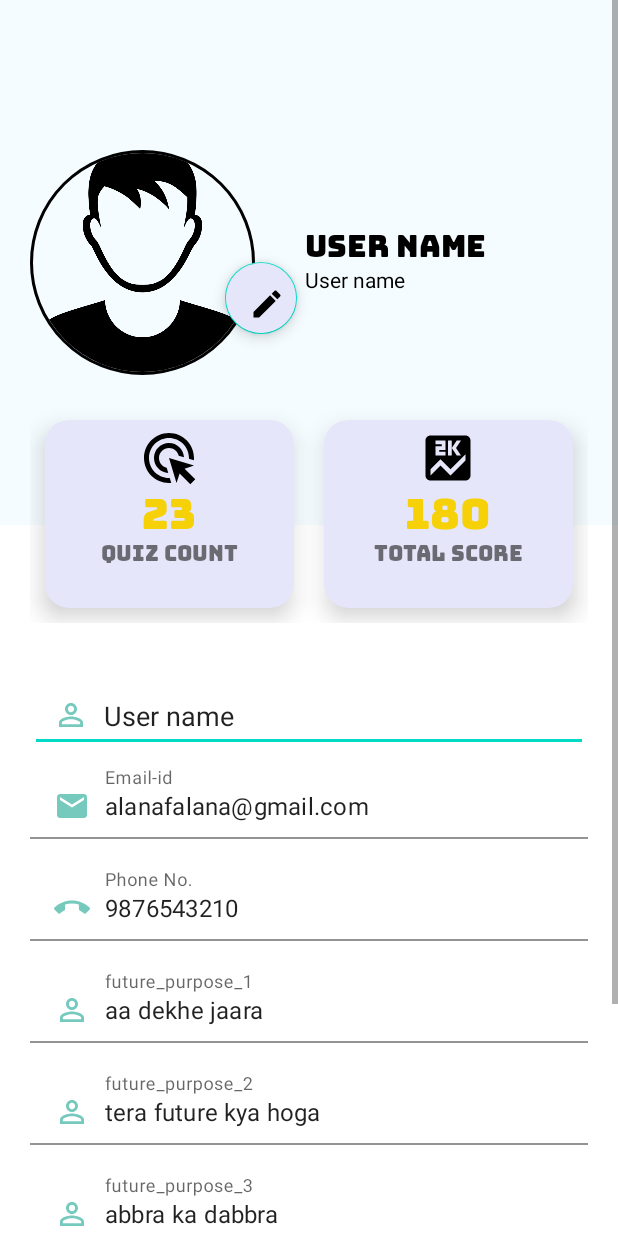
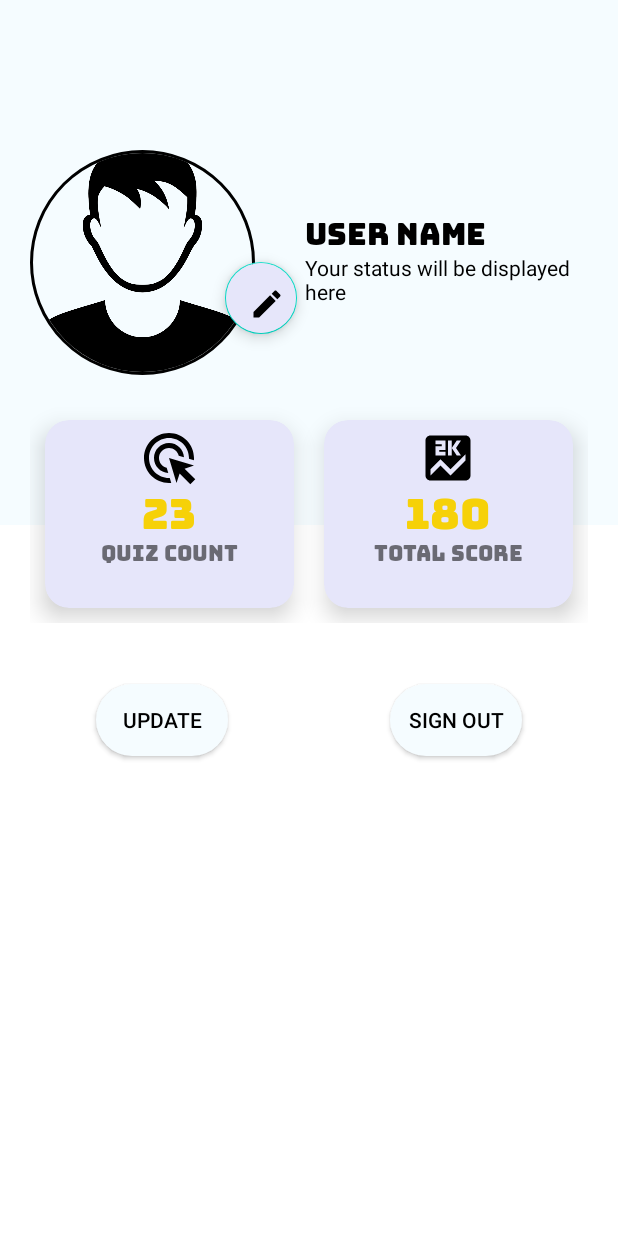
Before and after one commit to Avi2001tech/Quiz_App, an Android app: the profile_page screen opened directly, with no data from a screen before it, on a phone screen of 412 x 824 dp. Run offline under Robolectric (Android 15) with nearby library versions, the phone set to English and light mode, and no system bars; our stand-ins replace CircleImageView, Firebase (no records; nobody signed in at launch, a user with empty details on screens opened directly); libraries missing offline, so code that uses them is left out: com.github.dhaval2404.imagepicker; pictures from the network do not load.

Commit message:
Added new features along with firebase authentication

```diff
--- a/app/src/main/java/com/example/integration/profile_page.java
+++ b/app/src/main/java/com/example/integration/profile_page.java
@@ -7,27 +7,35 @@ import android.app.Activity;
 import android.app.Dialog;
 import android.content.Intent;
 import android.content.SharedPreferences;
+import android.graphics.Bitmap;
 import android.net.Uri;
 import android.os.Bundle;
+import android.util.Base64;
+import android.util.Log;
 import android.view.View;
 import android.view.ViewGroup;
 import android.widget.Button;
 import android.widget.EditText;
+import android.widget.LinearLayout;
 import android.widget.TextView;
 import android.widget.Toast;
 
 import com.github.dhaval2404.imagepicker.ImagePicker;
 import com.google.android.material.floatingactionbutton.FloatingActionButton;
+import com.google.android.material.textfield.TextInputEditText;
 import com.google.firebase.auth.FirebaseAuth;
+
+import java.io.ByteArrayOutputStream;
 
 import de.hdodenhof.circleimageview.CircleImageView;
 
 public class profile_page extends AppCompatActivity {
     Button sign_out;
     Button update;
+    LinearLayout display;
    // TextInputEditText display_name,display_email,display_phone_no,future_purpose_1,future_purpose_2,future_purpose_3;
     TextView user_name,user_small_name;
-    EditText display_n;
+    EditText display_n,display_email,display_phone_no,status;
     FloatingActionButton fab;
     CircleImageView imgUser;
     Dialog progressDialog;
@@ -42,9 +50,14 @@ public class profile_page extends AppCompatActivity {
         sign_out = findViewById(R.id.sign_out);
         update = findViewById(R.id.update);
 
+        display = findViewById(R.id.display);
+
         user_name = findViewById(R.id.email_login);
         user_small_name = findViewById(R.id.user_name_small);
         display_n = findViewById(R.id.display_name);
+        display_email = findViewById(R.id.display_email);
+        display_phone_no = findViewById(R.id.display_phone_no);
+        status = findViewById(R.id.status);
         imgUser = findViewById(R.id.user_pic);
 
         progressDialog = new Dialog(profile_page.this);
@@ -55,25 +68,18 @@ public class profile_page extends AppCompatActivity {
         dialog_text.setText("Signning out ....");
 
         mAuth = FirebaseAuth.getInstance();
-    //    display_name = findViewById(R.id.display_name);
-   //     display_email = findViewById(R.id.display_email);
-   //     display_phone_no = findViewById(R.id.display_phone_no);
+
+
    //     future_purpose_1 = findViewById(R.id.future_purpose_1);
    //     future_purpose_2 = findViewById(R.id.future_purpose_2);
    //     future_purpose_3 = findViewById(R.id.future_purpose_3);
 
-   //     String display_n = display_name.getText().toString();
-   //     String display_e = Objects.requireNonNull(display_email.getText()).toString();
-  //      String display_p = display_phone_no.getText().toString();
+  //
    //     String display_f1 = future_purpose_1.getText().toString();
    //     String display_f2 = future_purpose_2.getText().toString();
    //     String display_f3 = future_purpose_3.getText().toString();
 
-       // user_name.setText(display_n);
-       // user_small_name.setText(display_n);
-  //      display_name.setText(display_n);
- //       display_email.setText(display_e);
- //       display_phone_no.setText(display_p);
+
  //       future_purpose_1.setText(display_f1);
  //       future_purpose_2.setText(display_f2);
  //       future_purpose_3.setText(display_f3);
@@ -97,26 +103,51 @@ public class profile_page extends AppCompatActivity {
         update.setOnClickListener(new View.OnClickListener() {
             @Override
             public void onClick(View view) {
+
+                if(display.getVisibility() == View.GONE){
+                    display.setVisibility(View.VISIBLE);
+                    Toast.makeText(profile_page.this, "You can update your profile", Toast.LENGTH_SHORT).show();
+                }
+                else{
                     String s = display_n.getText().toString();
+                    String display_e = display_email.getText().toString();
+                    String display_p = display_phone_no.getText().toString();
+                    String display_status = status.getText().toString();
 
-                SharedPreferences pref = getSharedPreferences("display_name",MODE_PRIVATE);
+
+                    SharedPreferences pref = getSharedPreferences("display",MODE_PRIVATE);
                     SharedPreferences.Editor editor = pref.edit();
 
                     editor.putString("str",s);
+                    editor.putString("email",display_e);
+                    editor.putString("phone_no",display_p);
+                    editor.putString("status",display_status);
                     editor.apply();
 
                     display_n.setText(s);
                     user_name.setText(s);
-                user_small_name.setText(s);
+                    user_small_name.setText(display_status);
+                    display_email.setText(display_e);
+                    display_phone_no.setText(display_p);
+                    status.setText(display_status);
                     Toast.makeText(profile_page.this, "Your profile is updated now", Toast.LENGTH_SHORT).show();
+                    display.setVisibility(View.GONE);
+                }
+
             }
         });
 
-        SharedPreferences getShared = getSharedPreferences("display_name",MODE_PRIVATE);
+        SharedPreferences getShared = getSharedPreferences("display",MODE_PRIVATE);
         String val = getShared.getString("str","User name");
+        String val2 = getShared.getString("email","sample_email@gmail.com");
+        String val3 = getShared.getString("phone_no","9876543210");
+        String val4 = getShared.getString("status","Your status will be displayed here");
         display_n.setText(val);
         user_name.setText(val);
-        user_small_name.setText(val);
+        user_small_name.setText(val4);
+        display_email.setText(val2);
+        display_phone_no.setText(val3);
+        status.setText(val4);
 
 
 
@@ -143,6 +174,7 @@ public class profile_page extends AppCompatActivity {
         if (resultCode == Activity.RESULT_OK) {
             Uri uri = data.getData();
             imgUser.setImageURI(uri);
+
             //Image Uri will not be null for RESULT_OK
 
         } else if (resultCode == ImagePicker.RESULT_ERROR) {
@@ -152,4 +184,5 @@ public class profile_page extends AppCompatActivity {
         }
 
     }
+
 }
--- a/app/src/main/res/layout/activity_profile_page.xml
+++ b/app/src/main/res/layout/activity_profile_page.xml
@@ -188,7 +188,8 @@
             android:layout_marginTop="-2dp"
             android:layout_marginBottom="5dp"
             android:padding="20dp"
-            android:orientation="vertical">
+            android:orientation="vertical"
+            android:visibility="gone">
 
             <EditText
                 android:id="@+id/display_name"
@@ -200,34 +201,30 @@
                 android:minHeight="48dp"
                 android:paddingStart="15dp"/>
 
-
-
-
-
             <com.google.android.material.textfield.TextInputLayout
-                android:id="@+id/display_email"
                 android:layout_width="match_parent"
                 android:layout_height="wrap_content"
                 android:hint="Email-id"
                 android:layout_marginBottom="10dp">
 
-                <com.google.android.material.textfield.TextInputEditText
+                <EditText
+                    android:id="@+id/display_email"
                     android:layout_width="match_parent"
                     android:layout_height="wrap_content"
                     android:drawableStart="@drawable/emails"
-                    android:text="alanafalana@gmail.com"
+                    android:text="sample_email@gmail.com"
                     android:background="@android:color/transparent"
                     android:drawablePadding="10dp"/>
             </com.google.android.material.textfield.TextInputLayout>
 
             <com.google.android.material.textfield.TextInputLayout
-                android:id="@+id/display_phone_no"
                 android:layout_width="match_parent"
                 android:layout_height="wrap_content"
                 android:hint="Phone No."
                 android:layout_marginBottom="10dp">
 
-                <com.google.android.material.textfield.TextInputEditText
+                <EditText
+                    android:id="@+id/display_phone_no"
                     android:layout_width="match_parent"
                     android:layout_height="wrap_content"
                     android:drawableStart="@drawable/still_call"
@@ -237,17 +234,17 @@
             </com.google.android.material.textfield.TextInputLayout>
 
             <com.google.android.material.textfield.TextInputLayout
-                android:id="@+id/future_purpose_1"
                 android:layout_width="match_parent"
                 android:layout_height="wrap_content"
-                android:hint="future_purpose_1"
+                android:hint="Status"
                 android:layout_marginBottom="10dp">
 
-                <com.google.android.material.textfield.TextInputEditText
+                <EditText
+                    android:id="@+id/status"
                     android:layout_width="match_parent"
                     android:layout_height="wrap_content"
                     android:drawableStart="@drawable/user"
-                    android:text="aa dekhe jaara"
+                    android:text="How its goinggggg"
                     android:background="@android:color/transparent"
                     android:drawablePadding="10dp"/>
             </com.google.android.material.textfield.TextInputLayout>
@@ -286,17 +283,27 @@
             </com.google.android.material.textfield.TextInputLayout>
 
 
+
+        </LinearLayout>
+
         <LinearLayout
             android:id="@+id/button_panel"
             android:layout_width="match_parent"
             android:layout_height="wrap_content"
-                android:orientation="vertical"
+            android:orientation="horizontal"
+            android:layout_gravity="center"
+            android:gravity="center"
             android:weightSum="2"
             android:padding="10dp"
             android:layout_marginTop="5dp"
             android:layout_marginBottom="5dp">
 
 
+            <RelativeLayout
+                android:layout_width="0dp"
+                android:layout_height="wrap_content"
+                android:layout_weight="1"
+                android:gravity="center">
 
                 <androidx.appcompat.widget.AppCompatButton
                     android:id="@+id/update"
@@ -311,6 +318,15 @@
                     android:layout_marginBottom="5dp"
                     />
 
+
+            </RelativeLayout>
+
+            <RelativeLayout
+                android:layout_width="0dp"
+                android:layout_height="wrap_content"
+                android:layout_weight="1"
+                android:gravity="center">
+
                 <androidx.appcompat.widget.AppCompatButton
                     android:id="@+id/sign_out"
                     android:layout_marginTop="5dp"
@@ -323,7 +339,10 @@
                     android:background="@drawable/roundbutton"
                     android:textColor="@color/black"
                     />
-            </LinearLayout>
+
+
+            </RelativeLayout>
+
 
         </LinearLayout>
 
```
Lines whose indentation alone changed are shown as unchanged.
